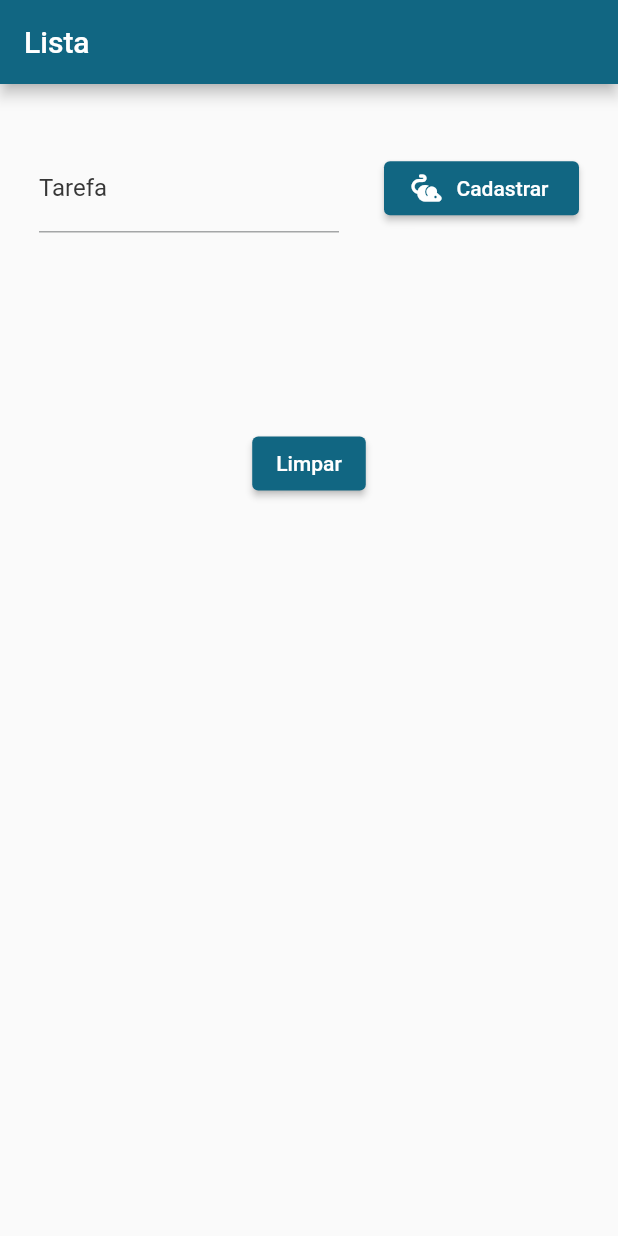
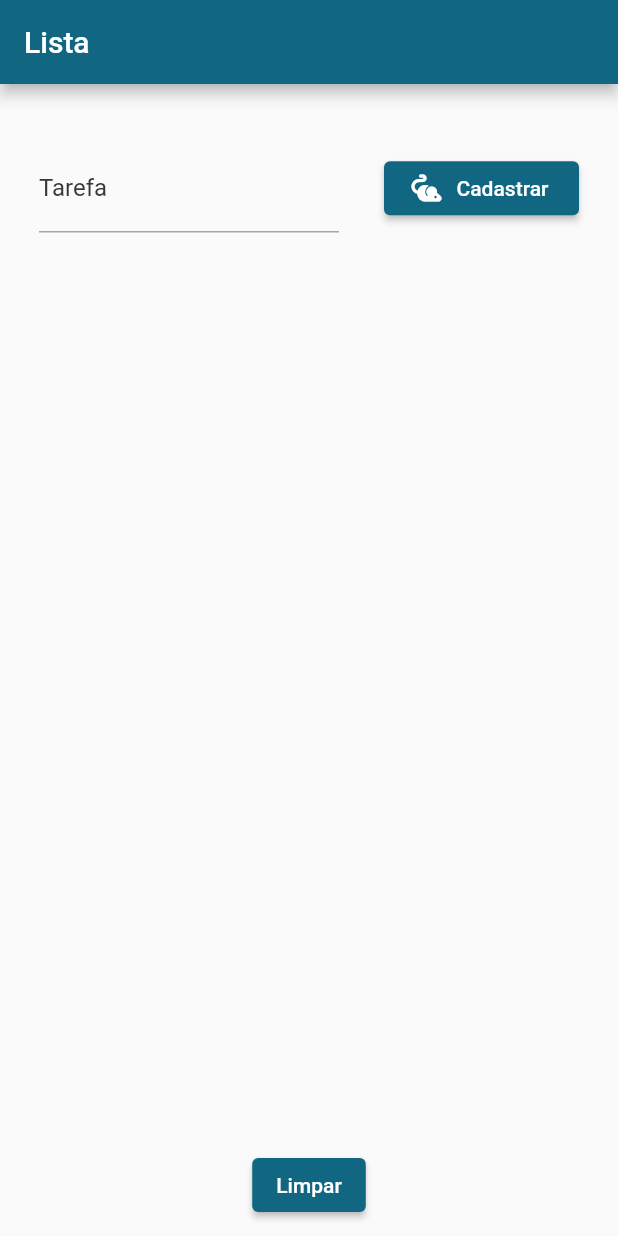
Before and after one commit to MikaYonekawa/Prova-DDM, a Flutter app: the screen it shows after launch, after a tap on "Cadastrar", after a tap on "Limpar", on a phone screen of 412 x 824 dp. Run offline on Flutter 3.47's test engine with Material 2 defaults, Android fonts, the phone set to English and light mode, and no system bars.

Commit message:
correção

```diff
--- a/lib/cadastro.dart
+++ b/lib/cadastro.dart
@@ -98,8 +98,7 @@ class _MyCadastroState extends State<MyCadastro> {
             SizedBox(
               height: 30,
             ),
-            SizedBox(
-              height: 100,
+            Expanded(
               child: ListView.separated(
                   itemBuilder: (context, index) {
                     return ListTile(
@@ -119,6 +118,7 @@ class _MyCadastroState extends State<MyCadastro> {
             ElevatedButton(
                 onPressed: () {
                   listBusca.clear();
+                  TarefaRepo.remover();
                   _formKey.currentState!.reset();
                   campoNome.clear();
                   listBusca = [];
--- a/lib/tarefaRepo.dart
+++ b/lib/tarefaRepo.dart
@@ -12,7 +12,7 @@ class TarefaRepo {
   static imprimir() {
     print(get_listTarefa.toString());
   }
-  static remover(Tarefa tarefa){
-    _listTarefa.remove(tarefa);
+  static remover(){
+    _listTarefa.clear();
   }
 }
```
